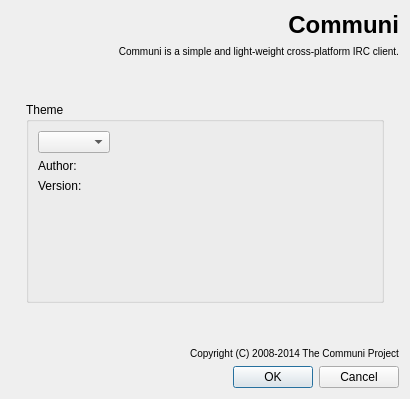
Before: the Qt Designer form src/app/settingspage.ui in communi/communi-desktop, drawn with Qt 5.
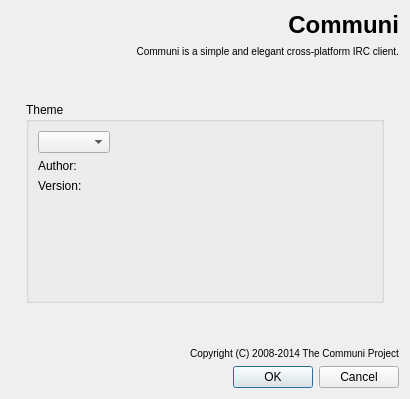
After: the same form once the commit is applied. Icons and pictures are not drawn. Custom widgets are drawn as their Qt base class.

Commit message: s/light-weight/elegant/ :p

The edit to the form file:
```diff
--- a/src/app/settingspage.ui
+++ b/src/app/settingspage.ui
@@ -31,7 +31,7 @@
      <item row="1" column="1">
       <widget class="QLabel" name="sloganLabel">
        <property name="text">
-        <string>&lt;small&gt;Communi is a simple and light-weight cross-platform IRC client.&lt;/small&gt;</string>
+        <string>&lt;small&gt;Communi is a simple and elegant cross-platform IRC client.&lt;/small&gt;</string>
        </property>
        <property name="alignment">
         <set>Qt::AlignRight|Qt::AlignTop|Qt::AlignTrailing</set>
```
The commit also changes 1 other file.
